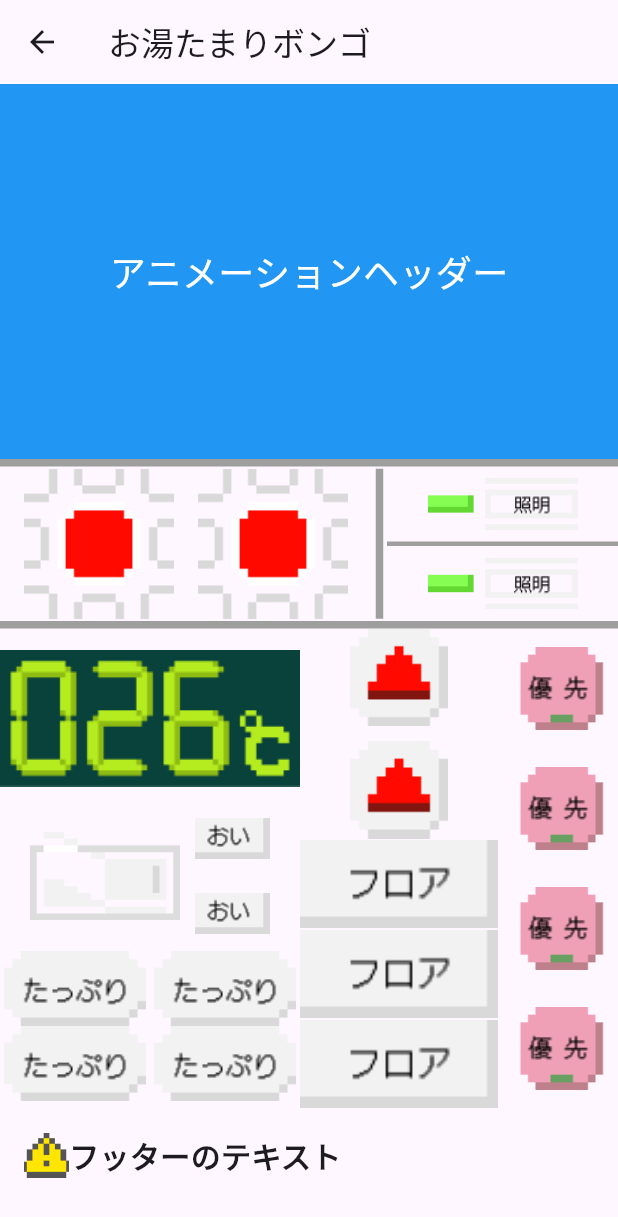
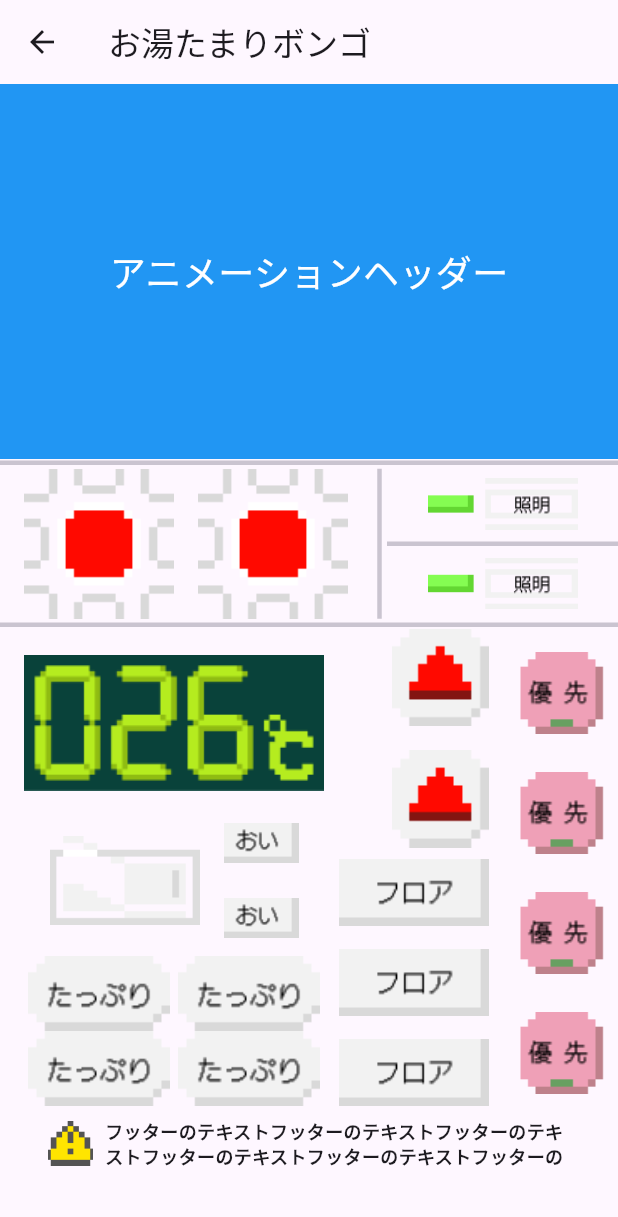
Before and after one commit to ironmax123/oyutamari_bongo, a Flutter app: the HomePage screen opened directly, on a phone screen of 412 x 824 dp. Shown: the top 1217 px of the screen. Run offline on Flutter 3.47's test engine with Material 3 defaults, Android fonts, the phone set to English and light mode, and no system bars; our stand-ins replace flutter_blue_plus, flutter_hooks, flutter_spinkit, freezed_annotation, just_audio, riverpod_annotation; missing offline and left inert: audio_session; generated files the repository leaves out were written again; statements that could not run were skipped.

Commit message:
微修正

```diff
--- a/lib/pages/home/components/button_components2.dart
+++ b/lib/pages/home/components/button_components2.dart
@@ -2,7 +2,7 @@ import 'package:flutter/material.dart';
 import 'package:oyutamaribondo/components/image_button.dart';
 
 class Buttoncomponents2 extends StatelessWidget {
-  const Buttoncomponents2({Key? key}) : super(key: key);
+  const Buttoncomponents2({super.key});
 
   @override
   Widget build(BuildContext context) {
@@ -17,7 +17,7 @@ class Buttoncomponents2 extends StatelessWidget {
           },
         ),
         Divider(
-          color: Colors.grey,
+          color: Colors.grey[150],
           thickness: 3,
           height: 3,
         ),
--- a/lib/pages/home/components/button_full.dart
+++ b/lib/pages/home/components/button_full.dart
@@ -2,7 +2,7 @@ import 'package:flutter/material.dart';
 import 'package:oyutamaribondo/components/image_button.dart';
 
 class ButtonFull extends StatelessWidget {
-  const ButtonFull({Key? key}) : super(key: key);
+  const ButtonFull({super.key});
 
   @override
   Widget build(BuildContext context) {
--- a/lib/pages/home/components/button_updown.dart
+++ b/lib/pages/home/components/button_updown.dart
@@ -7,7 +7,7 @@ class ButtonUpdown extends StatelessWidget {
   @override
   Widget build(BuildContext context) {
     return Column(
-      crossAxisAlignment: CrossAxisAlignment.stretch,
+      crossAxisAlignment: CrossAxisAlignment.end,
       children: [
         ImageButton(
           imagePath: 'assets/images/button7.png',
@@ -17,7 +17,7 @@ class ButtonUpdown extends StatelessWidget {
             // ボタン7の処理
           },
         ),
-        SizedBox(height: 10), // 変更箇所: 空白を追加
+        SizedBox(height: 16), // 変更箇所: 空白を追加
 
         ImageButton(
           imagePath: 'assets/images/button7.png',
--- a/lib/pages/home/home_page.dart
+++ b/lib/pages/home/home_page.dart
@@ -9,7 +9,7 @@ import 'package:oyutamaribondo/components/animated_header.dart';
 import 'package:oyutamaribondo/components/image_button.dart';
 
 class HomePage extends StatelessWidget {
-  const HomePage({Key? key}) : super(key: key);
+  const HomePage({super.key});
 
   @override
   Widget build(BuildContext context) {
@@ -25,35 +25,34 @@ class HomePage extends StatelessWidget {
               child: Column(
                 children: [
                   Divider(
-                    color: Colors.grey,
-                    thickness: 5,
+                    color: Colors.grey[150],
+                    thickness: 3,
                     height: 5,
                   ),
                   Row(
                     children: [
-                      Buttoncomponents1(),
+                      const Buttoncomponents1(),
                       SizedBox(
                         height: 100,
                         child: VerticalDivider(
-                          color: Colors.grey,
-                          thickness: 5,
+                          color: Colors.grey[150],
+                          thickness: 3,
                           width: 10,
                         ),
                       ),
-                      Expanded(
+                      const Expanded(
                         child: Buttoncomponents2(),
                       ),
                     ],
                   ),
                   Divider(
-                    color: Colors.grey,
-                    thickness: 5,
+                    color: Colors.grey[150],
+                    thickness: 3,
                     height: 5,
                   ),
-                  SizedBox(
-                    width: double.infinity,
-                    child: Row(
+                  Row(
                     children: [
+                      const SizedBox(width: 16),
                       Column(
                         children: [
                           ImageButton(
@@ -64,6 +63,7 @@ class HomePage extends StatelessWidget {
                               // ボタン8の処理
                             },
                           ),
+                          const SizedBox(width: 16),
                           Row(
                             children: [
                               ImageButton(
@@ -74,22 +74,25 @@ class HomePage extends StatelessWidget {
                                   // ボタン8の処理
                                 },
                               ),
-                                SizedBox(width: 10), // 変更箇所: 空白を追加
-                                ButtonOi(),
+                              const SizedBox(width: 16),
+                              const ButtonOi(),
                             ],
                           ),
-                            ButtonFull(),
+                          const SizedBox(width: 16),
+                          const ButtonFull(),
+                          const SizedBox(width: 16),
                         ],
                       ),
-                        Expanded(
+                      const SizedBox(width: 8),
+                      const Expanded(
                         child: ButtonUpdown(),
                       ),
-                        ButtonCircle(),
+                      const SizedBox(width: 6),
+                      const ButtonCircle(),
                     ],
                   ),
-                  ),
                   Padding(
-                    padding: const EdgeInsets.all(16.0),
+                    padding: const EdgeInsets.symmetric(horizontal: 32),
                     child: Row(
                       children: [
                         Image.asset(
@@ -98,11 +101,14 @@ class HomePage extends StatelessWidget {
                           height: 30,
                           fit: BoxFit.cover,
                         ),
-                        const SizedBox(height: 30),
-                        const Text(
-                          'フッターのテキスト',
-                          style: TextStyle(
-                              fontSize: 20, fontWeight: FontWeight.bold),
+                        const SizedBox(width: 8),
+                        Expanded(
+                          child: Text(
+                            'フッターのテキスト' * 100,
+                            maxLines: 2,
+                            style: const TextStyle(
+                                fontSize: 12, fontWeight: FontWeight.bold),
+                          ),
                         ),
                       ],
                     ),
```
Lines whose indentation alone changed are shown as unchanged.
